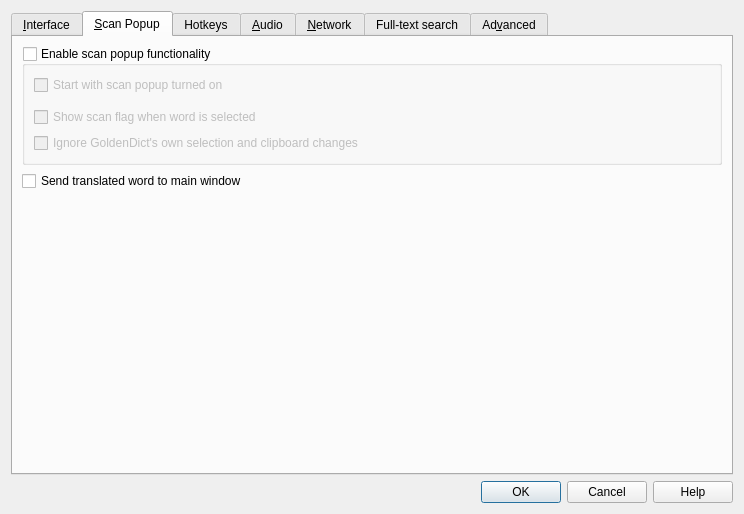
Old version of the form preferences.ui in the repository xiaoyifang/goldendict-ng.
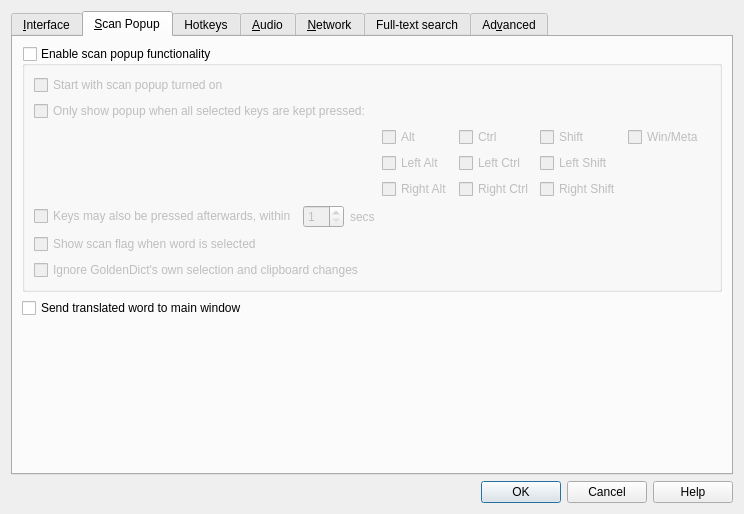
New version of the form. The open tabs and pages were chosen to show the change. Icons and pictures are not drawn. Custom widgets are drawn as their Qt base class.

Commit message:
fix revert c5035d87fcc93  conflict
related to the issue #203

```diff
--- a/preferences.ui
+++ b/preferences.ui
@@ -452,6 +452,17 @@
             </property>
            </widget>
           </item>
+          <item>
+           <widget class="QCheckBox" name="enableScanPopupModifiers">
+            <property name="toolTip">
+             <string>With this enabled, the popup would only show up if all chosen keys are
+in the pressed state when the word selection changes.</string>
+            </property>
+            <property name="text">
+             <string>Only show popup when all selected keys are kept pressed:</string>
+            </property>
+           </widget>
+          </item>
           <item>
            <widget class="QFrame" name="scanPopupModifiers">
             <property name="frameShape">
@@ -476,9 +487,218 @@
              <property name="bottomMargin">
               <number>0</number>
              </property>
+             <item>
+              <layout class="QHBoxLayout" name="horizontalLayout">
+               <item>
+                <spacer name="horizontalSpacer">
+                 <property name="orientation">
+                  <enum>Qt::Horizontal</enum>
+                 </property>
+                 <property name="sizeHint" stdset="0">
+                  <size>
+                   <width>40</width>
+                   <height>20</height>
+                  </size>
+                 </property>
+                </spacer>
+               </item>
+               <item>
+                <layout class="QGridLayout" name="gridLayout">
+                 <item row="1" column="1">
+                  <widget class="QCheckBox" name="leftCtrl">
+                   <property name="toolTip">
+                    <string>Left Ctrl only</string>
+                   </property>
+                   <property name="text">
+                    <string>Left Ctrl</string>
+                   </property>
+                  </widget>
+                 </item>
+                 <item row="2" column="2">
+                  <widget class="QCheckBox" name="rightShift">
+                   <property name="toolTip">
+                    <string>Right Shift only</string>
+                   </property>
+                   <property name="text">
+                    <string>Right Shift</string>
+                   </property>
+                  </widget>
+                 </item>
+                 <item row="0" column="0">
+                  <widget class="QCheckBox" name="altKey">
+                   <property name="toolTip">
+                    <string>Alt key</string>
+                   </property>
+                   <property name="text">
+                    <string>Alt</string>
+                   </property>
+                  </widget>
+                 </item>
+                 <item row="0" column="1">
+                  <widget class="QCheckBox" name="ctrlKey">
+                   <property name="toolTip">
+                    <string>Ctrl key</string>
+                   </property>
+                   <property name="text">
+                    <string>Ctrl</string>
+                   </property>
+                  </widget>
+                 </item>
+                 <item row="1" column="0">
+                  <widget class="QCheckBox" name="leftAlt">
+                   <property name="toolTip">
+                    <string>Left Alt only</string>
+                   </property>
+                   <property name="text">
+                    <string>Left Alt</string>
+                   </property>
+                  </widget>
+                 </item>
+                 <item row="0" column="2">
+                  <widget class="QCheckBox" name="shiftKey">
+                   <property name="toolTip">
+                    <string>Shift key</string>
+                   </property>
+                   <property name="text">
+                    <string>Shift</string>
+                   </property>
+                  </widget>
+                 </item>
+                 <item row="2" column="0">
+                  <widget class="QCheckBox" name="rightAlt">
+                   <property name="toolTip">
+                    <string>Right Alt only</string>
+                   </property>
+                   <property name="text">
+                    <string>Right Alt</string>
+                   </property>
+                  </widget>
+                 </item>
+                 <item row="2" column="1">
+                  <widget class="QCheckBox" name="rightCtrl">
+                   <property name="toolTip">
+                    <string>Right Ctrl only</string>
+                   </property>
+                   <property name="text">
+                    <string>Right Ctrl</string>
+                   </property>
+                  </widget>
+                 </item>
+                 <item row="1" column="2">
+                  <widget class="QCheckBox" name="leftShift">
+                   <property name="toolTip">
+                    <string>Left Shift only</string>
+                   </property>
+                   <property name="text">
+                    <string>Left Shift</string>
+                   </property>
+                  </widget>
+                 </item>
+                 <item row="0" column="3">
+                  <widget class="QCheckBox" name="winKey">
+                   <property name="toolTip">
+                    <string>Windows key or Meta key</string>
+                   </property>
+                   <property name="text">
+                    <string>Win/Meta</string>
+                   </property>
+                  </widget>
+                 </item>
+                </layout>
+               </item>
+               <item>
+                <widget class="QFrame" name="frame">
+                 <property name="frameShape">
+                  <enum>QFrame::NoFrame</enum>
+                 </property>
+                 <property name="frameShadow">
+                  <enum>QFrame::Raised</enum>
+                 </property>
+                 <property name="lineWidth">
+                  <number>0</number>
+                 </property>
+                 <layout class="QVBoxLayout" name="verticalLayout_3">
+                  <property name="leftMargin">
+                   <number>0</number>
+                  </property>
+                  <property name="topMargin">
+                   <number>0</number>
+                  </property>
+                  <property name="rightMargin">
+                   <number>0</number>
+                  </property>
+                  <property name="bottomMargin">
+                   <number>0</number>
+                  </property>
+                 </layout>
+                </widget>
+               </item>
+              </layout>
+             </item>
             </layout>
            </widget>
           </item>
+          <item>
+           <layout class="QHBoxLayout" name="horizontalLayout_5">
+            <item>
+             <widget class="QCheckBox" name="scanPopupAltMode">
+              <property name="toolTip">
+               <string>Normally, in order to activate a popup you have to
+maintain the chosen keys pressed while you select
+a word. With this enabled, the chosen keys may also
+be pressed shortly after the selection is done.</string>
+              </property>
+              <property name="text">
+               <string>Keys may also be pressed afterwards, within</string>
+              </property>
+             </widget>
+            </item>
+            <item>
+             <widget class="QSpinBox" name="scanPopupAltModeSecs">
+              <property name="toolTip">
+               <string>To avoid false positives, the keys are only monitored
+after the selection's done for a limited amount of
+seconds, which is specified here.</string>
+              </property>
+              <property name="wrapping">
+               <bool>false</bool>
+              </property>
+              <property name="frame">
+               <bool>true</bool>
+              </property>
+              <property name="alignment">
+               <set>Qt::AlignLeading|Qt::AlignLeft|Qt::AlignVCenter</set>
+              </property>
+              <property name="minimum">
+               <number>1</number>
+              </property>
+              <property name="maximum">
+               <number>99</number>
+              </property>
+             </widget>
+            </item>
+            <item>
+             <widget class="QLabel" name="label_7">
+              <property name="text">
+               <string>secs</string>
+              </property>
+             </widget>
+            </item>
+            <item>
+             <spacer name="horizontalSpacer_5">
+              <property name="orientation">
+               <enum>Qt::Horizontal</enum>
+              </property>
+              <property name="sizeHint" stdset="0">
+               <size>
+                <width>40</width>
+                <height>20</height>
+               </size>
+              </property>
+             </spacer>
+            </item>
+           </layout>
+          </item>
           <item>
            <widget class="QCheckBox" name="showScanFlag">
             <property name="toolTip">
```
Left out of the diff: 13 changed lines with no effect on the pictures. The commit also changes 2 other files.
